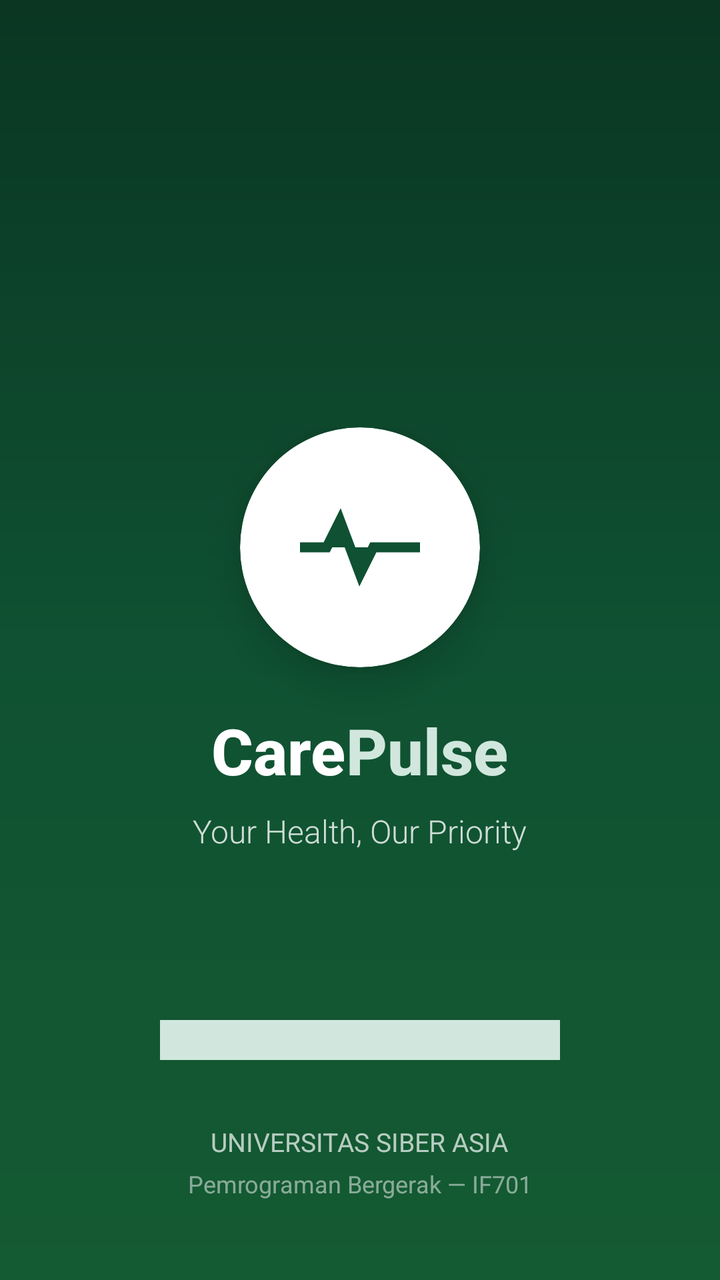
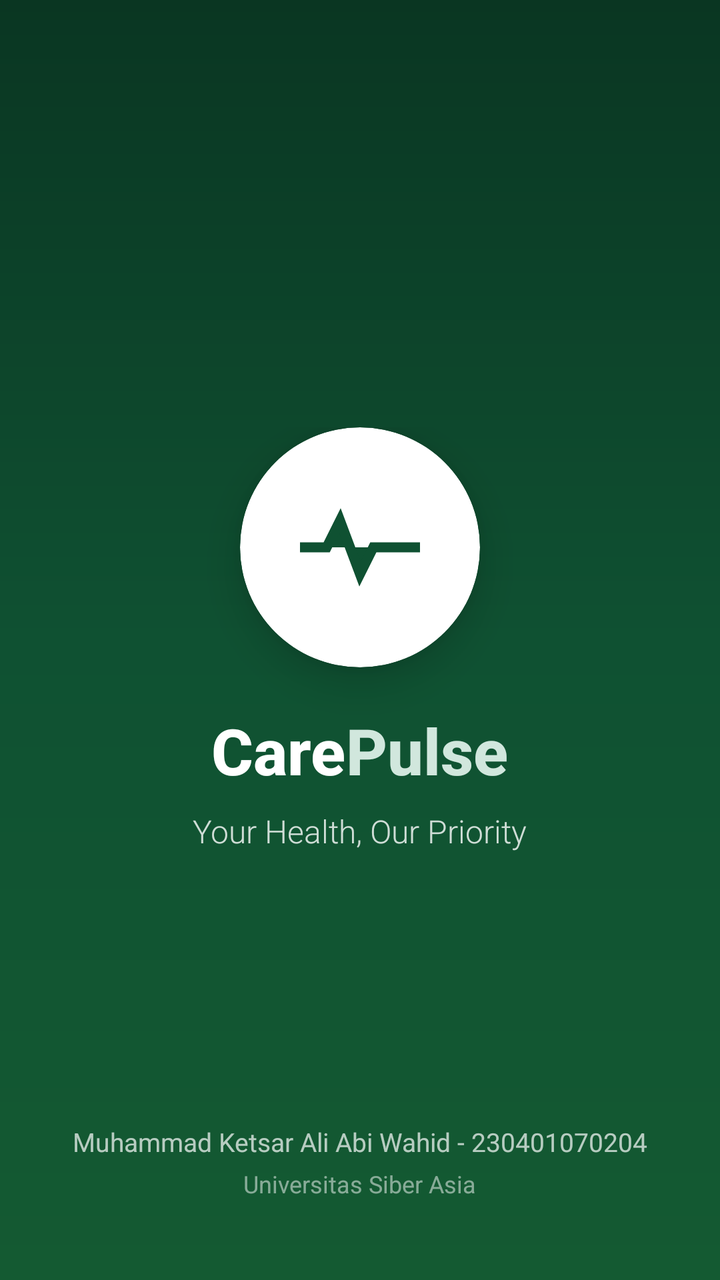

Screens rendered from an Android XML layout before and after an edit, with the pre-edit source and the edit as a unified diff.
<!-- AndroidManifest.xml: application theme Theme.Pertemuan2 -->
<!-- res/layout/activity_splash.xml -->
<?xml version="1.0" encoding="utf-8"?>
<RelativeLayout xmlns:android="http://schemas.android.com/apk/res/android"
    xmlns:app="http://schemas.android.com/apk/res-auto"
    android:id="@+id/main"
    android:layout_width="match_parent"
    android:layout_height="match_parent"
    android:background="@drawable/gradient_splash_bg">

    
    <LinearLayout
        android:id="@+id/centerContent"
        android:layout_width="wrap_content"
        android:layout_height="wrap_content"
        android:layout_centerInParent="true"
        android:gravity="center"
        android:orientation="vertical">

        
        <com.google.android.material.card.MaterialCardView
            android:layout_width="120dp"
            android:layout_height="120dp"
            app:cardCornerRadius="60dp"
            app:cardElevation="12dp"
            app:cardBackgroundColor="@color/white"
            app:strokeWidth="0dp">

            <ImageView
                android:layout_width="match_parent"
                android:layout_height="match_parent"
                android:padding="20dp"
                android:scaleType="centerCrop"
                android:src="@drawable/ic_carepulse_logo"
                android:contentDescription="@string/app_name" />

        </com.google.android.material.card.MaterialCardView>

        
        <LinearLayout
            android:layout_width="wrap_content"
            android:layout_height="wrap_content"
            android:layout_marginTop="20dp"
            android:orientation="horizontal">

            <TextView
                android:layout_width="wrap_content"
                android:layout_height="wrap_content"
                android:text="Care"
                android:textColor="@color/white"
                android:textSize="32sp"
                android:textStyle="bold"
                android:fontFamily="sans-serif-medium" />

            <TextView
                android:layout_width="wrap_content"
                android:layout_height="wrap_content"
                android:text="Pulse"
                android:textColor="@color/surface_green"
                android:textSize="32sp"
                android:textStyle="bold"
                android:fontFamily="sans-serif-medium" />

        </LinearLayout>

        
        <TextView
            android:layout_width="wrap_content"
            android:layout_height="wrap_content"
            android:layout_marginTop="8dp"
            android:alpha="0.8"
            android:text="@string/splash_slogan"
            android:textColor="@color/white"
            android:textSize="16sp"
            android:fontFamily="sans-serif-light" />

    </LinearLayout>

    
    <ProgressBar
        android:id="@+id/progressBar"
        style="@android:style/Widget.ProgressBar.Horizontal"
        android:layout_width="200dp"
        android:layout_height="wrap_content"
        android:layout_above="@+id/footerContainer"
        android:layout_centerHorizontal="true"
        android:layout_marginBottom="32dp"
        android:indeterminate="true"
        android:indeterminateTint="@color/surface_green" />

    
    <LinearLayout
        android:id="@+id/footerContainer"
        android:layout_width="match_parent"
        android:layout_height="wrap_content"
        android:layout_alignParentBottom="true"
        android:layout_marginBottom="40dp"
        android:gravity="center"
        android:orientation="vertical">

        <TextView
            android:layout_width="wrap_content"
            android:layout_height="wrap_content"
            android:alpha="0.7"
            android:text="@string/splash_univ"
            android:textColor="@color/white"
            android:textSize="13sp"
            android:fontFamily="sans-serif" />

        <TextView
            android:layout_width="wrap_content"
            android:layout_height="wrap_content"
            android:layout_marginTop="4dp"
            android:alpha="0.5"
            android:text="@string/splash_course"
            android:textColor="@color/white"
            android:textSize="12sp"
            android:fontFamily="sans-serif" />

    </LinearLayout>

</RelativeLayout>
<!-- resources referenced by this layout -->
<resources>
  <color name="surface_green">#D1E7DD</color>
  <color name="white">#FFFFFF</color>
  <!-- drawable gradient_splash_bg (drawable) -->
  <?xml version="1.0" encoding="utf-8"?>
  <shape xmlns:android="http://schemas.android.com/apk/res/android">
      <gradient
          android:startColor="#0A3622"
          android:centerColor="#0F5132"
          android:endColor="#145A32"
          android:angle="270" />
  </shape>
  <!-- drawable ic_carepulse_logo (drawable) -->
  <?xml version="1.0" encoding="utf-8"?>
  <vector xmlns:android="http://schemas.android.com/apk/res/android"
      android:width="80dp"
      android:height="80dp"
      android:viewportWidth="24"
      android:viewportHeight="24">
      
      <path
          android:fillColor="#FFFFFF"
          android:pathData="M12,21.35l-1.45,-1.32C5.4,15.36 2,12.28 2,8.5 2,5.42 4.42,3 7.5,3c1.74,0 3.41,0.81 4.5,2.09C13.09,3.81 14.76,3 16.5,3 19.58,3 22,5.42 22,8.5c0,3.78 -3.4,6.86 -8.55,11.54L12,21.35z" />
      
      <path
          android:fillColor="#0F5132"
          android:pathData="M3,12h4l2,-4 3,8 2,-4h7"
          android:strokeWidth="1.5"
          android:strokeColor="#0F5132" />
  </vector>
  <string name="app_name">CarePulse</string>
  <string name="splash_course">Pemrograman Bergerak — IF701</string>
  <string name="splash_slogan">Your Health, Our Priority</string>
  <string name="splash_univ">UNIVERSITAS SIBER ASIA</string>
  <style name="Theme.Pertemuan2" parent="Base.Theme.Pertemuan2" />
  <style name="Base.Theme.Pertemuan2" parent="Theme.Material3.DayNight.NoActionBar">
          <item name="colorPrimary">@color/primary_green</item>
          <item name="colorPrimaryDark">@color/primary_dark_green</item>
          <item name="colorAccent">@color/accent_green</item>
          <item name="android:statusBarColor">@color/primary_dark_green</item>
          <item name="android:navigationBarColor">@color/white</item>
      </style>
  <color name="primary_green">#0F5132</color>
  <color name="primary_dark_green">#0A3622</color>
  <color name="accent_green">#198754</color>
</resources>

<!-- the commit's change to res/layout/activity_splash.xml (unified diff, before → after) -->
@@ -75,18 +75,6 @@
     </LinearLayout>
 
     
-    <ProgressBar
-        android:id="@+id/progressBar"
-        style="@android:style/Widget.ProgressBar.Horizontal"
-        android:layout_width="200dp"
-        android:layout_height="wrap_content"
-        android:layout_above="@+id/footerContainer"
-        android:layout_centerHorizontal="true"
-        android:layout_marginBottom="32dp"
-        android:indeterminate="true"
-        android:indeterminateTint="@color/surface_green" />
-
-    
     <LinearLayout
         android:id="@+id/footerContainer"
         android:layout_width="match_parent"
@@ -100,7 +88,7 @@
             android:layout_width="wrap_content"
             android:layout_height="wrap_content"
             android:alpha="0.7"
-            android:text="@string/splash_univ"
+            android:text="@string/splash_identity"
             android:textColor="@color/white"
             android:textSize="13sp"
             android:fontFamily="sans-serif" />
@@ -110,7 +98,7 @@
             android:layout_height="wrap_content"
             android:layout_marginTop="4dp"
             android:alpha="0.5"
-            android:text="@string/splash_course"
+            android:text="@string/splash_univ"
             android:textColor="@color/white"
             android:textSize="12sp"
             android:fontFamily="sans-serif" />
<!-- resource entries referenced after the edit -->
@@ -30,9 +30,9 @@
           android:strokeColor="#0F5132" />
   </vector>
   <string name="app_name">CarePulse</string>
-  <string name="splash_course">Pemrograman Bergerak — IF701</string>
+  <string name="splash_identity">Muhammad Ketsar Ali Abi Wahid - 230401070204</string>
   <string name="splash_slogan">Your Health, Our Priority</string>
-  <string name="splash_univ">UNIVERSITAS SIBER ASIA</string>
+  <string name="splash_univ">Universitas Siber Asia</string>
   <style name="Theme.Pertemuan2" parent="Base.Theme.Pertemuan2" />
   <style name="Base.Theme.Pertemuan2" parent="Theme.Material3.DayNight.NoActionBar">
           <item name="colorPrimary">@color/primary_green</item>
